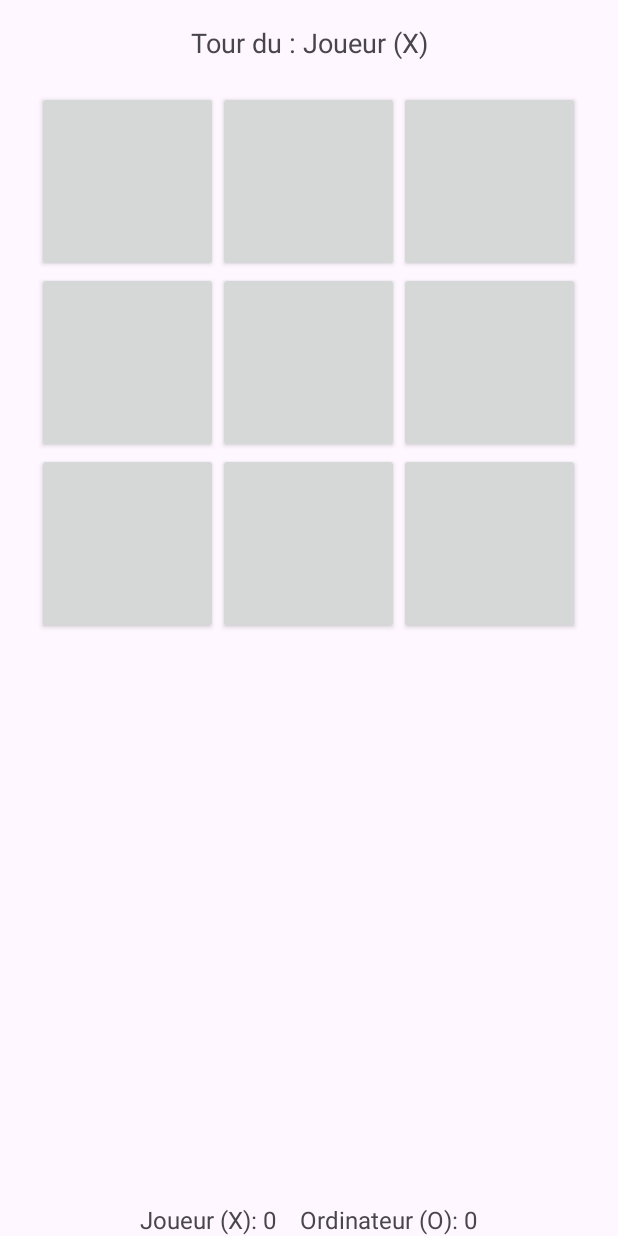
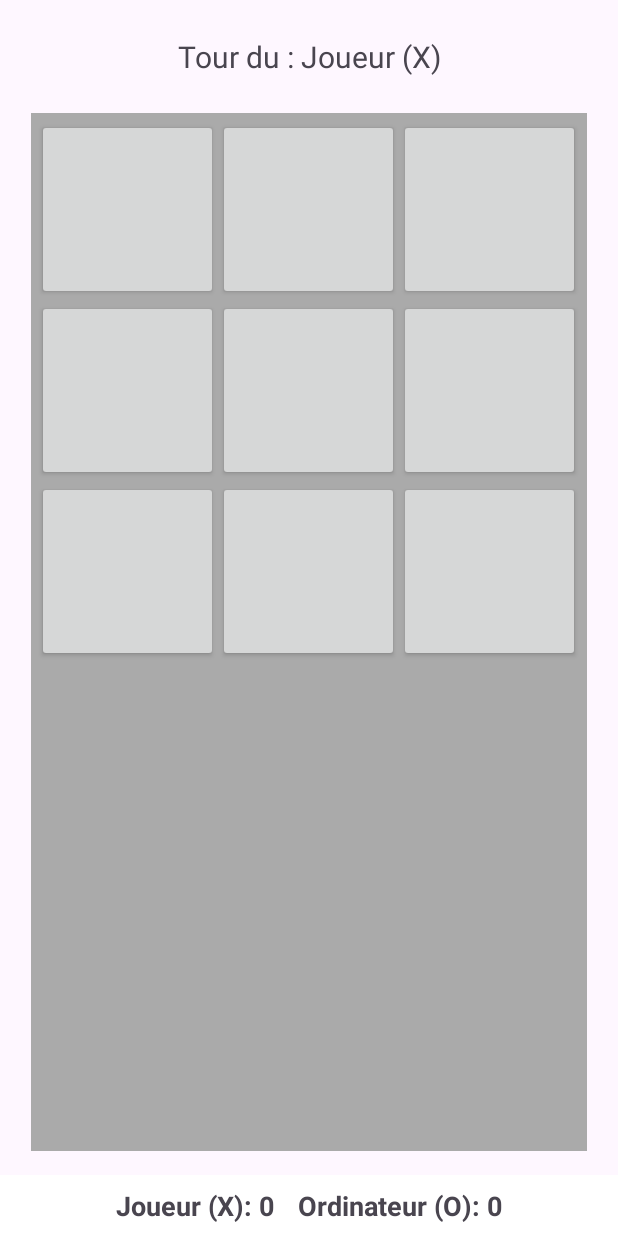
Before and after one commit to hevanne/MultiJeux, an Android app: the TicTacToe screen opened directly, with no data from a screen before it, on a phone screen of 412 x 824 dp. Run offline under Robolectric (Android 15) with nearby library versions, the phone set to English and light mode, and no system bars.

Commit message:
Correction de Tic Tac Toe

```diff
--- a/app/src/main/java/com/example/multijeux/TicTacToe.java
+++ b/app/src/main/java/com/example/multijeux/TicTacToe.java
@@ -3,6 +3,7 @@ package com.example.multijeux;
 import android.os.Bundle;
 import android.view.View;
 import android.widget.Button;
+import android.view.Gravity;
 import android.widget.GridLayout;
 import android.widget.TextView;
 import android.widget.Toast;
@@ -11,222 +12,164 @@ import java.util.Random;
 
 public class TicTacToe extends AppCompatActivity {
 
-    private String[][] board; // La grille du jeu
-    private boolean playerXTurn = true; // Indicateur pour alterner entre les joueurs X et O
-    private Button[][] buttons; // Les boutons de la grille
-    private TextView statusTextView; // Affichage du statut (tour du joueur)
-    private int gridSize; // Taille de la grille (par exemple, 3x3, 4x4, etc.)
-    private int playerScore = 0; // Score du joueur
-    private int aiScore = 0; // Score de l'ordinateur
+    private String[][] board;
+    private boolean playerXTurn = true;
+    private Button[][] buttons;
+    private TextView statusTextView;
+    private TextView playerScoreTextView;
+    private TextView aiScoreTextView;
+
+    private TextView scoreTextView;
+    private int gridSize;
+    private int playerScore = 0;
+    private int aiScore = 0;
 
     @Override
     protected void onCreate(Bundle savedInstanceState) {
         super.onCreate(savedInstanceState);
         setContentView(R.layout.activity_tic_tac_toe);
 
-        // Récupérer la taille de la grille depuis les extras de l'Intent
-        gridSize = getIntent().getIntExtra("selectedNumber", 3); // Par défaut, 3 si aucun nombre n'est passé
+        gridSize = getIntent().getIntExtra("selectedNumber", 3);
 
         statusTextView = findViewById(R.id.statusTextView);
+        playerScoreTextView = findViewById(R.id.playerScore);
+        aiScoreTextView = findViewById(R.id.aiScore);
         GridLayout gridLayout = findViewById(R.id.gridLayout);
 
-        // Initialiser la grille et les boutons en fonction de la taille choisie
         initializeBoard(gridSize, gridLayout);
-
-        // Réinitialiser la grille du jeu
         resetBoard();
     }
 
-    // Initialiser la grille et les boutons dynamiquement
     private void initializeBoard(int size, GridLayout gridLayout) {
-        board = new String[size][size]; // Créer la grille de taille variable
-        buttons = new Button[size][size]; // Créer le tableau de boutons de taille variable
+        board = new String[size][size];
+        buttons = new Button[size][size];
 
-        // Récupérer la largeur de l'écran
         int screenWidth = getResources().getDisplayMetrics().widthPixels;
+        int gridWidth = (int) (screenWidth * 0.9);
+        int padding = (int) (4 * getResources().getDisplayMetrics().density);
+        int availableWidth = gridWidth - (2 * padding);
+        int buttonSize = availableWidth / size;
 
-        // Calculer la largeur de la grille (90% de la largeur de l'écran)
-        int gridWidth = (int) (screenWidth * 0.9);
-
-        // Récupérer le padding de la grille (4dp)
-        int padding = (int) (4 * getResources().getDisplayMetrics().density); // Convertir en pixels
-
-        // Calculer la largeur disponible pour les boutons
-        int availableWidth = gridWidth - (2 * padding); // Retirer les marges gauche et droite
-
-        // Calculer la taille des boutons en fonction de la largeur disponible
-        int buttonSize = availableWidth / size; // Diviser par la taille de la grille pour chaque cellule
-
-        // Définir le nombre de lignes et de colonnes de la grille
         gridLayout.setRowCount(size);
         gridLayout.setColumnCount(size);
-
-        // Appliquer le padding global à la grille
         gridLayout.setPadding(padding, padding, padding, padding);
 
-        // Créer les boutons pour la grille
         for (int i = 0; i < size; i++) {
             for (int j = 0; j < size; j++) {
                 buttons[i][j] = new Button(this);
-                buttons[i][j].setTextSize(30); // Ajuster la taille du texte des boutons
-
-                // Créer des paramètres de mise en page pour chaque bouton
+                buttons[i][j].setTextSize(buttonSize / 5);
+                buttons[i][j].setPadding(0, 0, 0, 0);
+                buttons[i][j].setGravity(Gravity.CENTER);
                 GridLayout.LayoutParams params = new GridLayout.LayoutParams();
-                params.width = buttonSize; // Définir la largeur de la cellule
-                params.height = buttonSize; // Garder la hauteur égale à la largeur pour avoir des cases carrées
+                params.width = buttonSize;
+                params.height = buttonSize;
                 buttons[i][j].setLayoutParams(params);
 
-                // Ajouter un listener pour chaque bouton
                 final int row = i, col = j;
-                buttons[i][j].setOnClickListener(new View.OnClickListener() {
-                    @Override
-                    public void onClick(View v) {
-                        onCellClicked(row, col);
-                    }
-                });
-
-                // Ajouter chaque bouton à la grille
+                buttons[i][j].setOnClickListener(v -> onCellClicked(row, col));
                 gridLayout.addView(buttons[i][j]);
-            }
-        }
-
-        // Appliquer les poids (weight) aux colonnes et aux lignes pour que la grille occupe l'espace nécessaire
-        for (int i = 0; i < size; i++) {
-            GridLayout.LayoutParams columnParams = new GridLayout.LayoutParams();
-            columnParams.width = 0; // Ne pas définir la largeur explicitement
-            columnParams.rowSpec = GridLayout.spec(i, 1, 1f); // Spécifier la répartition égale de l'espace pour chaque ligne
-            columnParams.columnSpec = GridLayout.spec(i, 1, 1f); // Répartition égale pour chaque colonne
-            gridLayout.setRowCount(size);
-        }
-    }
-
-
-    // Gérer le clic sur une case
-    private void onCellClicked(int row, int col) {
-        if (board[row][col] != null) {
-            return; // Si la case est déjà occupée, ne rien faire
-        }
-
-        // Affecter X ou O à la case
-        board[row][col] = playerXTurn ? "X" : "O";
-        buttons[row][col].setText(board[row][col]);
-
-        // Vérifier si le joueur a gagné
-        if (checkWinner()) {
-            String winner = playerXTurn ? "Joueur (X)" : "Ordinateur (O)";
-            if (playerXTurn) {
-                playerScore++;
-            } else {
-                aiScore++;
-            }
-            Toast.makeText(this, winner + " a gagné !", Toast.LENGTH_LONG).show();
-            updateScore();
-            resetBoard(); // Réinitialiser la grille après une victoire
-        } else {
-            // Si la grille est pleine et qu'il n'y a pas de gagnant
-            if (isBoardFull()) {
-                Toast.makeText(this, "Match nul", Toast.LENGTH_LONG).show();
-                resetBoard();
-            } else {
-                // L'ordinateur joue après le joueur
-                playerXTurn = !playerXTurn;
-                if (!playerXTurn) {
-                    aiMove(); // L'ordinateur joue
-                }
-                updateStatus();
             }
         }
     }
 
-    // Vérifier si un joueur a gagné
-    private boolean checkWinner() {
-        // Vérification des lignes et des colonnes
-        for (int i = 0; i < gridSize; i++) {
-            boolean rowWin = true, colWin = true;
-            for (int j = 0; j < gridSize; j++) {
-                if (board[i][j] == null || !board[i][j].equals(board[i][0])) {
-                    rowWin = false;
-                }
-                if (board[j][i] == null || !board[j][i].equals(board[0][i])) {
-                    colWin = false;
-                }
-            }
-            if (rowWin || colWin) {
-                return true;
-            }
+    private void onCellClicked(int row, int col) {
+        if (board[row][col] != null) return;
+
+        board[row][col] = playerXTurn ? "X" : "O";
+        buttons[row][col].setText(board[row][col]);
+
+        if (checkWinner()) {
+            if (playerXTurn) playerScore++;
+            else aiScore++;
+            Toast.makeText(this, (playerXTurn ? "Joueur (X)" : "Ordinateur (O)") + " a gagné !", Toast.LENGTH_LONG).show();
+            updateScore();
+            resetBoard();
+        } else if (isBoardFull()) {
+            Toast.makeText(this, "Match nul", Toast.LENGTH_LONG).show();
+            resetBoard();
+        } else {
+            playerXTurn = !playerXTurn;
+            if (!playerXTurn) aiMove();
+            updateStatus();
         }
-
-        // Vérification des diagonales
-        boolean diagonal1Win = true, diagonal2Win = true;
-        for (int i = 0; i < gridSize; i++) {
-            if (board[i][i] == null || !board[i][i].equals(board[0][0])) {
-                diagonal1Win = false;
-            }
-            if (board[i][gridSize - 1 - i] == null || !board[i][gridSize - 1 - i].equals(board[0][gridSize - 1])) {
-                diagonal2Win = false;
-            }
-        }
-        return diagonal1Win || diagonal2Win;
     }
 
-    // Vérifier si la grille est pleine
-    private boolean isBoardFull() {
+    private boolean checkWinner() {
         for (int i = 0; i < gridSize; i++) {
-            for (int j = 0; j < gridSize; j++) {
-                if (board[i][j] == null) {
-                    return false;
-                }
-            }
+            if (checkLine(board[i][0], board[i])) return true;
+            if (checkLine(board[0][i], getColumn(i))) return true;
         }
+        return checkLine(board[0][0], getDiagonal1()) || checkLine(board[0][gridSize - 1], getDiagonal2());
+    }
+
+    private boolean checkLine(String first, String[] line) {
+        if (first == null) return false;
+        for (String cell : line) if (!first.equals(cell)) return false;
         return true;
     }
 
-    // L'ordinateur fait un mouvement aléatoire
+    private String[] getColumn(int col) {
+        String[] column = new String[gridSize];
+        for (int i = 0; i < gridSize; i++) column[i] = board[i][col];
+        return column;
+    }
+
+    private String[] getDiagonal1() {
+        String[] diag = new String[gridSize];
+        for (int i = 0; i < gridSize; i++) diag[i] = board[i][i];
+        return diag;
+    }
+
+    private String[] getDiagonal2() {
+        String[] diag = new String[gridSize];
+        for (int i = 0; i < gridSize; i++) diag[i] = board[i][gridSize - 1 - i];
+        return diag;
+    }
+
+    private boolean isBoardFull() {
+        for (String[] row : board) for (String cell : row) if (cell == null) return false;
+        return true;
+    }
+
     private void aiMove() {
         Random rand = new Random();
         int row, col;
         do {
             row = rand.nextInt(gridSize);
             col = rand.nextInt(gridSize);
-        } while (board[row][col] != null); // Trouver une case vide
+        } while (board[row][col] != null);
 
         board[row][col] = "O";
         buttons[row][col].setText("O");
 
-        // Vérifier si l'ordinateur a gagné
         if (checkWinner()) {
             aiScore++;
             Toast.makeText(this, "L'ordinateur a gagné !", Toast.LENGTH_LONG).show();
             updateScore();
-            resetBoard(); // Réinitialiser la grille après une victoire
+            resetBoard();
         } else {
-            playerXTurn = !playerXTurn; // Alterner le tour
+            playerXTurn = !playerXTurn;
             updateStatus();
         }
     }
 
-    // Mettre à jour le statut affiché (tour du joueur)
     private void updateStatus() {
-        String currentPlayer = playerXTurn ? "Joueur (X)" : "Ordinateur (O)";
-        statusTextView.setText("Tour du : " + currentPlayer);
+        statusTextView.setText("Tour du : " + (playerXTurn ? "Joueur (X)" : "Ordinateur (O)"));
     }
 
-    // Réinitialiser la grille
+    private void updateScore() {
+        playerScoreTextView.setText("Joueur (X): " + playerScore);
+        aiScoreTextView.setText("Ordinateur (O): " + aiScore);
+    }
+
+
     private void resetBoard() {
-        // Réinitialiser la grille de jeu
-        for (int i = 0; i < gridSize; i++) {
+        for (int i = 0; i < gridSize; i++)
             for (int j = 0; j < gridSize; j++) {
                 board[i][j] = null;
                 buttons[i][j].setText("");
             }
-        }
-        playerXTurn = true; // Commencer par le joueur X
+        playerXTurn = true;
         updateStatus();
     }
-
-    // Mettre à jour le score affiché
-    private void updateScore() {
-        String score = "Joueur (X): " + playerScore + " - Ordinateur (O): " + aiScore;
-        statusTextView.setText(score);
-    }
 }
--- a/app/src/main/res/layout/activity_tic_tac_toe.xml
+++ b/app/src/main/res/layout/activity_tic_tac_toe.xml
@@ -12,12 +12,11 @@
         android:layout_width="wrap_content"
         android:layout_height="wrap_content"
         android:text="Tour du joueur X"
-        android:textSize="18sp"
+        android:textSize="20sp"
         android:layout_marginTop="16dp"
         android:layout_marginBottom="8dp"
         android:textAlignment="center"
-        android:layout_marginLeft="10dp"
-        android:layout_marginRight="10dp"
+        android:padding="8dp"
         app:layout_constraintBottom_toTopOf="@+id/gridLayout"
         app:layout_constraintEnd_toEndOf="parent"
         app:layout_constraintStart_toStartOf="parent"
@@ -29,6 +28,7 @@
         android:layout_width="0dp"
         android:layout_height="0dp"
         android:columnCount="3"
+        android:rowCount="3"
         android:orientation="horizontal"
         app:layout_constraintBottom_toTopOf="@+id/scoreLayout"
         app:layout_constraintEnd_toEndOf="parent"
@@ -38,7 +38,8 @@
         app:layout_constraintWidth_percent="0.9"
         android:layout_marginBottom="16dp"
         android:layout_marginTop="8dp"
-        android:padding="4dp"/>
+        android:padding="8dp"
+        android:background="@android:color/darker_gray"/>
 
     <!-- Score affiché en bas -->
     <LinearLayout
@@ -47,7 +48,8 @@
         android:layout_height="wrap_content"
         android:orientation="horizontal"
         android:gravity="center"
-        android:layout_marginTop="16dp"
+        android:padding="8dp"
+        android:background="@android:color/white"
         app:layout_constraintBottom_toBottomOf="parent"
         app:layout_constraintEnd_toEndOf="parent"
         app:layout_constraintStart_toStartOf="parent">
@@ -57,7 +59,8 @@
             android:layout_width="wrap_content"
             android:layout_height="wrap_content"
             android:text="Joueur (X): 0"
-            android:textSize="16sp"
+            android:textSize="18sp"
+            android:textStyle="bold"
             android:layout_marginEnd="16dp" />
 
         <TextView
@@ -65,7 +68,8 @@
             android:layout_width="wrap_content"
             android:layout_height="wrap_content"
             android:text="Ordinateur (O): 0"
-            android:textSize="16sp" />
+            android:textSize="18sp"
+            android:textStyle="bold" />
     </LinearLayout>
 
 </androidx.constraintlayout.widget.ConstraintLayout>
```
